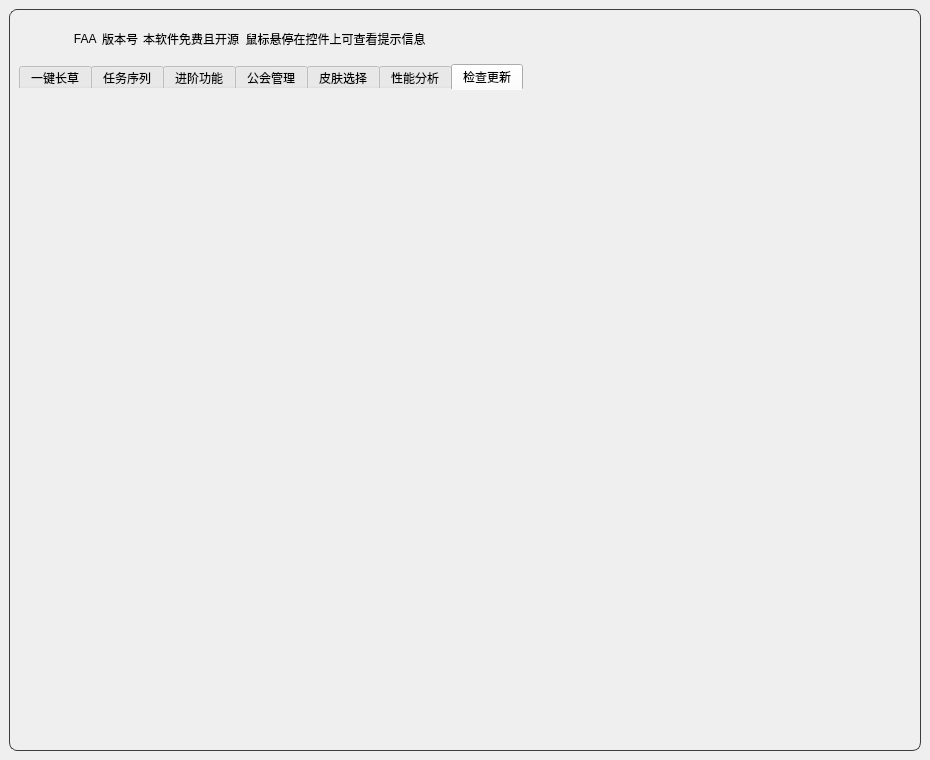
Before: the Qt Designer form resource/ui/FAA_3.0.ui in StareAbyss/FoodsVsMiceAutoAssistant, drawn with Qt 5.
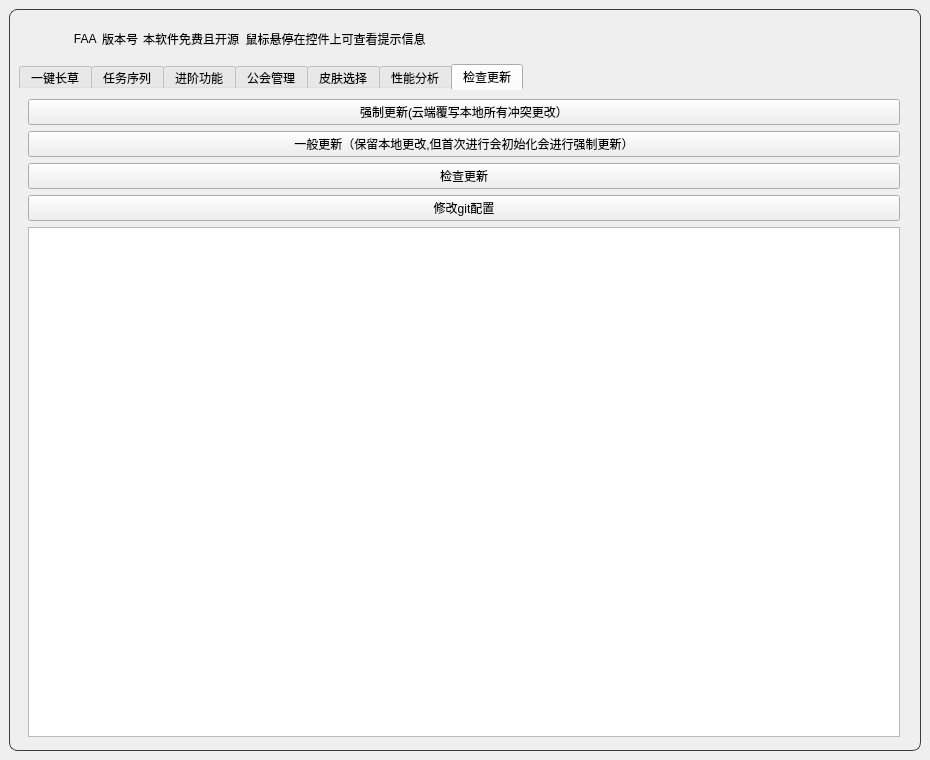
After: the same form once the commit is applied. The open tabs and pages were chosen to show the change. Icons and pictures are not drawn. Custom widgets are drawn as their Qt base class.

Commit message: feat: 热更新模块(完整）！！可以直接从github直接拉取文件

The edit to the form file:
```diff
--- a/resource/ui/FAA_3.0.ui
+++ b/resource/ui/FAA_3.0.ui
@@ -7454,7 +7454,46 @@
           </attribute>
           <layout class="QHBoxLayout" name="horizontalLayout_22">
            <item>
-            <layout class="QVBoxLayout" name="verticalLayout_23"/>
+            <layout class="QVBoxLayout" name="UpdateLayout">
+             <item>
+              <widget class="QPushButton" name="ForceUpdateButton">
+               <property name="text">
+                <string>强制更新(云端覆写本地所有冲突更改）</string>
+               </property>
+              </widget>
+             </item>
+             <item>
+              <widget class="QPushButton" name="NormalUpdateButton">
+               <property name="text">
+                <string>一般更新（保留本地更改,但首次进行会初始化会进行强制更新）</string>
+               </property>
+              </widget>
+             </item>
+             <item>
+              <widget class="QPushButton" name="CheckUpdateButton">
+               <property name="text">
+                <string>检查更新</string>
+               </property>
+              </widget>
+             </item>
+             <item>
+              <widget class="QPushButton" name="ChangeGitButton">
+               <property name="text">
+                <string>修改git配置</string>
+               </property>
+              </widget>
+             </item>
+             <item>
+              <widget class="QTableWidget" name="GitHistoryView">
+               <property name="wordWrap">
+                <bool>true</bool>
+               </property>
+               <attribute name="horizontalHeaderStretchLastSection">
+                <bool>true</bool>
+               </attribute>
+              </widget>
+             </item>
+            </layout>
            </item>
           </layout>
          </widget>
```
Left out of the diff: 2 changed lines with no effect on the pictures. The commit also changes 403 other files.
